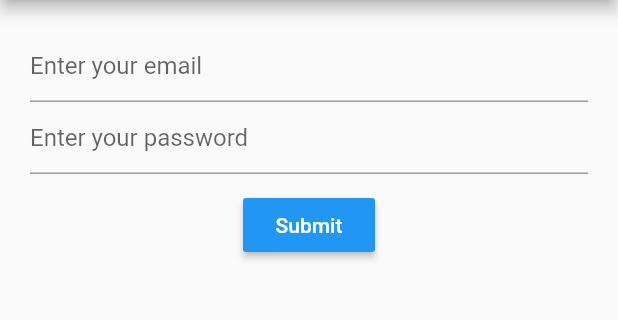
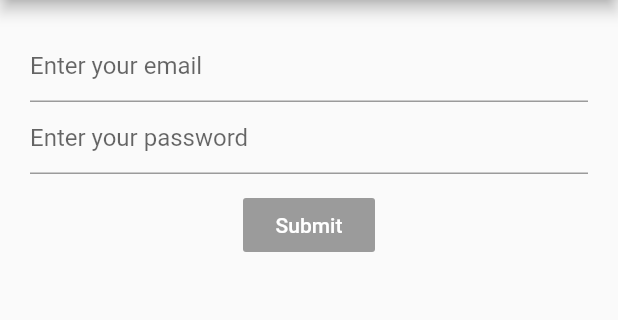
Before and after one commit to dulajkavinda/rxdart_bloc_form, a Flutter app: the screen it shows after launch, on a phone screen of 412 x 824 dp, the part 84-404 px from its top. Run offline on Flutter 3.47's test engine with Material 2 defaults, Android fonts, the phone set to English and light mode, and no system bars; our stand-ins replace rxdart.

Commit message:
rxdart integration

```diff
--- a/lib/src/blocs/bloc.dart
+++ b/lib/src/blocs/bloc.dart
@@ -1,9 +1,10 @@
 import 'dart:async';
 import 'validator.dart';
+import 'package:rxdart/rxdart.dart';
 
 class Bloc with Validators {
-  final _email = StreamController<String>();
-  final _password = StreamController<String>();
+  final _email = StreamController<String>.broadcast();
+  final _password = StreamController<String>.broadcast();
 
   // sinks
   Function(String) get changeEmail => _email.sink.add;
@@ -12,6 +13,10 @@ class Bloc with Validators {
   // streams
   Stream<String> get email => _email.stream.transform(validateEmail);
   Stream<String> get password => _password.stream.transform(validatePassword);
+  Stream<bool> get submitValid =>
+      Rx.combineLatest2(email, password, (e, p) => true);
+
+  submit() {}
 
   void dispose() {
     _email.close();
--- a/lib/src/home.dart
+++ b/lib/src/home.dart
@@ -20,21 +20,25 @@ class Home extends StatelessWidget {
             Container(
               margin: EdgeInsets.only(top: 10.0),
             ),
-            buildSubmitButton()
+            buildSubmitButton(bloc)
           ],
         ),
       ),
     );
   }
 
-  RaisedButton buildSubmitButton() => RaisedButton(
-        onPressed: () {},
+  Widget buildSubmitButton(Bloc bloc) => StreamBuilder(
+      stream: bloc.submitValid,
+      builder: (context, snapshot) {
+        return RaisedButton(
+          onPressed: snapshot.hasData ? bloc.submit : null,
           color: Colors.blue,
           child: Text(
             'Submit',
             style: TextStyle(color: Colors.white),
           ),
         );
+      });
 
   Widget buildPasswordField(Bloc bloc) {
     return StreamBuilder<Object>(
--- a/pubspec.yaml
+++ b/pubspec.yaml
@@ -28,6 +28,7 @@ dependencies:
   # The following adds the Cupertino Icons font to your application.
   # Use with the CupertinoIcons class for iOS style icons.
   cupertino_icons: ^1.0.0
+  rxdart: ^0.25.0
 
 dev_dependencies:
   flutter_test:
```
Also changed, not shown: pubspec.lock. Lines whose indentation alone changed are shown as unchanged.
